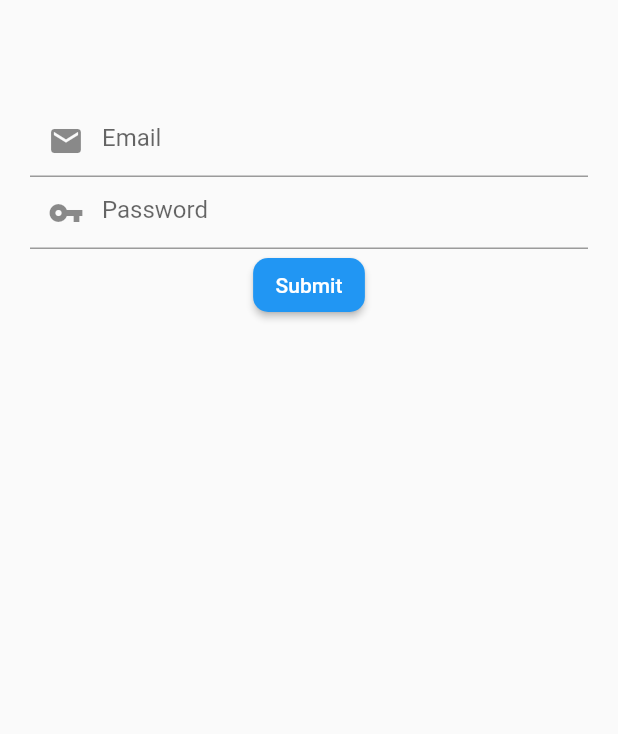
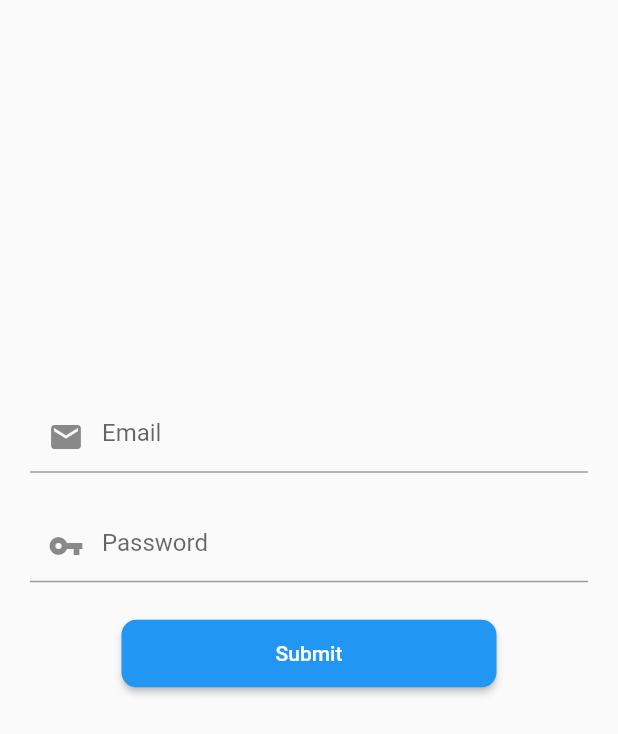
Before and after one commit to jurej1/fit_tip, a Flutter app: the screen it shows after launch, on a phone screen of 412 x 824 dp. Shown: the top 734 px of the screen. Run offline on Flutter 3.47's test engine with Material 2 defaults, Android fonts, the light colour scheme and no system bars; our stand-ins replace bloc, cloud_firestore, equatable, firebase_auth, firebase_core, flutter_bloc and 1 more; accounts and stored records are empty.

Commit message:
submit button clenaup

```diff
--- a/lib/authentication/view/register_view.dart
+++ b/lib/authentication/view/register_view.dart
@@ -59,9 +59,11 @@ class _RegisterViewState extends State<RegisterView> {
             mainAxisSize: MainAxisSize.max,
             mainAxisAlignment: MainAxisAlignment.center,
             children: [
-              const SizedBox(height: 50),
+              SizedBox(height: size.height * 0.3),
               _EmailInputField(focusNode: emailFocusNode),
+              const SizedBox(height: 25),
               _PasswordInputField(focusNode: passwordFocusNode),
+              const SizedBox(height: 25),
               _SubmitButton(),
             ],
           ),
--- a/lib/authentication/widgets/submit_button.dart
+++ b/lib/authentication/widgets/submit_button.dart
@@ -14,7 +14,10 @@ class SubmitButton extends StatelessWidget {
 
   @override
   Widget build(BuildContext context) {
-    return ElevatedButton(
+    return SizedBox(
+      width: 250,
+      height: 45,
+      child: ElevatedButton(
         onPressed: onPressed,
         style: ButtonStyle(
           backgroundColor: MaterialStateProperty.all<Color>(Theme.of(context).primaryColor),
@@ -23,6 +26,7 @@ class SubmitButton extends StatelessWidget {
           padding: MaterialStateProperty.all(EdgeInsets.symmetric(vertical: 10, horizontal: 15)),
         ),
         child: isLoading ? const CircularProgressIndicator() : Text(title),
+      ),
     );
   }
 }
```
Lines whose indentation alone changed are shown as unchanged.
